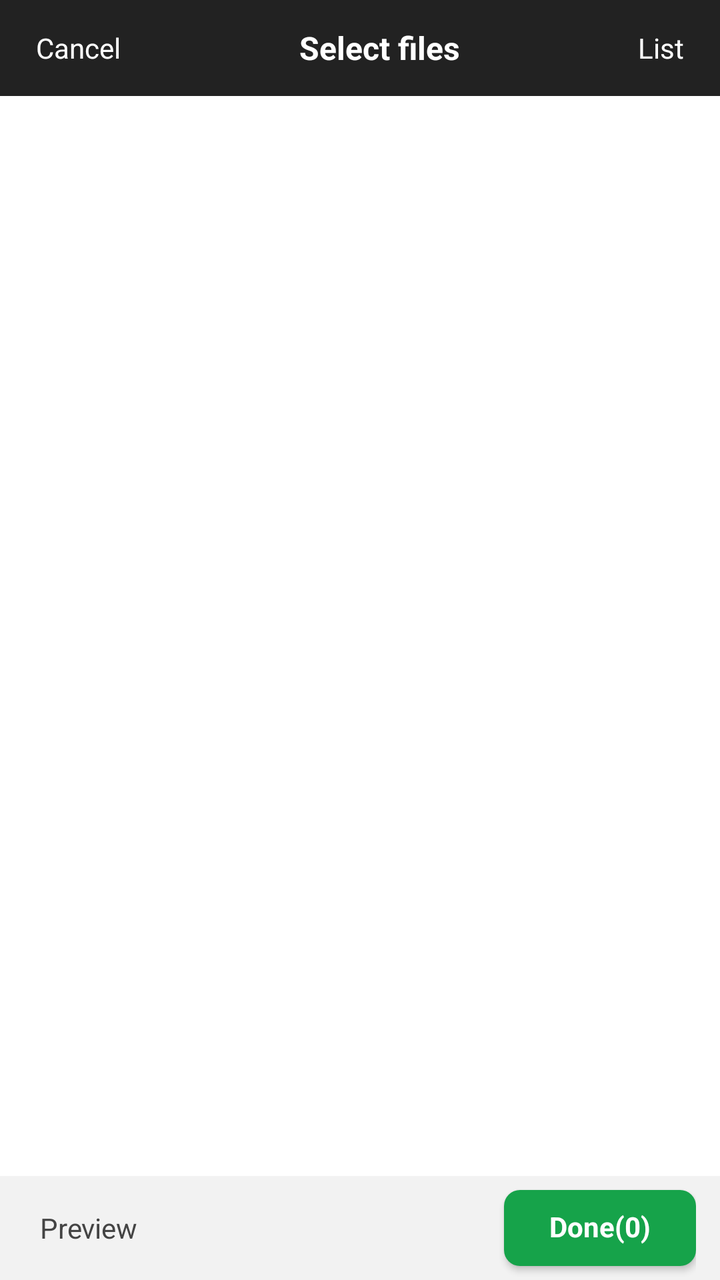
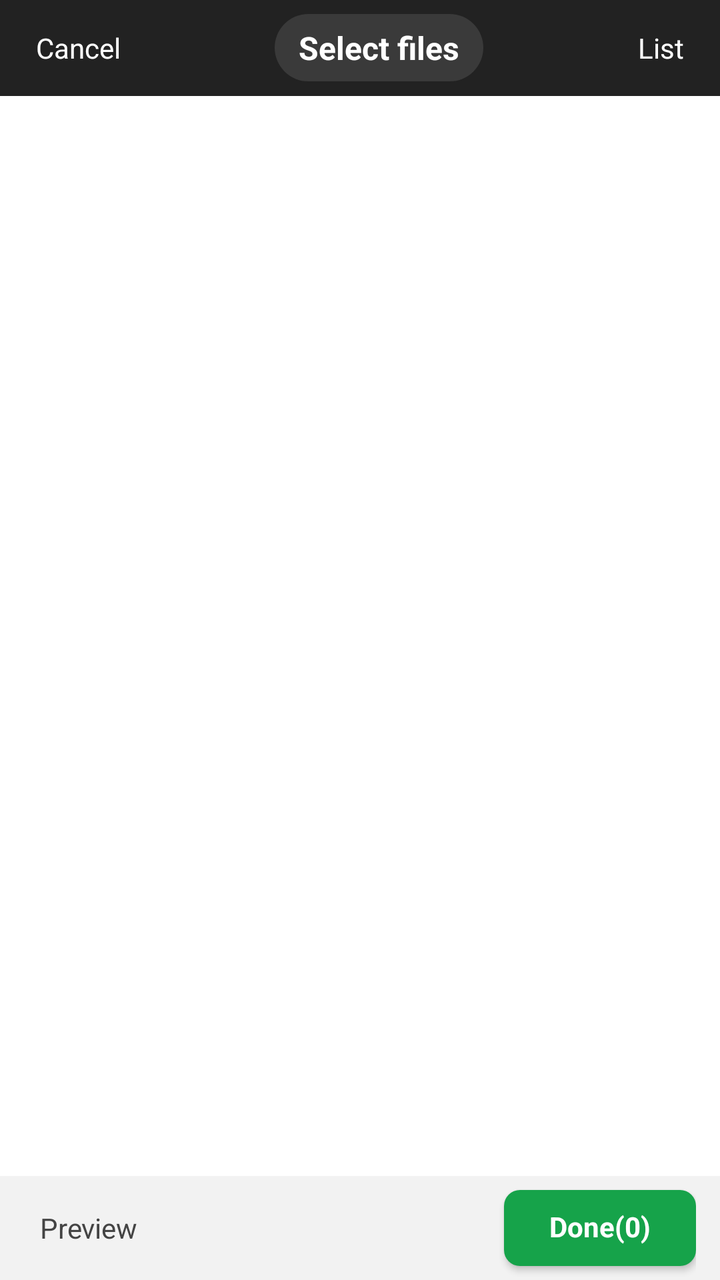

Before-and-after screenshots of an Android layout around one commit, followed by the original layout XML and the change that was made.
<!-- AndroidManifest.xml: another module's application theme Theme.Picker -->
<!-- res/layout/picker_activity_list.xml -->
<?xml version="1.0" encoding="utf-8"?>
<LinearLayout xmlns:android="http://schemas.android.com/apk/res/android"
    android:id="@+id/picker_root"
    android:layout_width="match_parent"
    android:layout_height="match_parent"
    android:background="#FFFFFF"
    android:orientation="vertical">

    <LinearLayout
        android:id="@+id/picker_top_bar"
        android:layout_width="match_parent"
        android:layout_height="wrap_content"
        android:background="#222222"
        android:gravity="center_vertical"
        android:minHeight="48dp"
        android:orientation="horizontal"
        android:paddingHorizontal="12dp">

        <TextView
            android:id="@+id/picker_btn_cancel"
            android:layout_width="wrap_content"
            android:layout_height="wrap_content"
            android:padding="6dp"
            android:text="@string/picker_cancel"
            android:textColor="#FFFFFF"
            android:textSize="14sp" />

        <TextView
            android:id="@+id/picker_title"
            android:layout_width="0dp"
            android:layout_height="wrap_content"
            android:layout_weight="1"
            android:gravity="center"
            android:text="@string/picker_title"
            android:textColor="#FFFFFF"
            android:textSize="16sp"
            android:textStyle="bold" />

        <TextView
            android:id="@+id/picker_btn_toggle"
            android:layout_width="wrap_content"
            android:layout_height="wrap_content"
            android:padding="6dp"
            android:text="@string/picker_toggle_list"
            android:textColor="#FFFFFF"
            android:textSize="14sp" />

    </LinearLayout>

    <LinearLayout
        android:id="@+id/picker_partial_bar"
        android:layout_width="match_parent"
        android:layout_height="wrap_content"
        android:background="#FFF8E1"
        android:gravity="center_vertical"
        android:orientation="horizontal"
        android:paddingHorizontal="12dp"
        android:paddingVertical="8dp"
        android:visibility="gone">

        <TextView
            android:layout_width="0dp"
            android:layout_height="wrap_content"
            android:layout_weight="1"
            android:text="@string/picker_partial_access_hint"
            android:textColor="#5D4037"
            android:textSize="12sp" />

        <TextView
            android:id="@+id/picker_partial_manage"
            android:layout_width="wrap_content"
            android:layout_height="wrap_content"
            android:background="#FFB300"
            android:paddingHorizontal="10dp"
            android:paddingVertical="4dp"
            android:text="@string/picker_manage"
            android:textColor="#FFFFFF"
            android:textSize="12sp" />
    </LinearLayout>

    <FrameLayout
        android:layout_width="match_parent"
        android:layout_height="0dp"
        android:layout_weight="1">

        <androidx.recyclerview.widget.RecyclerView
            android:id="@+id/picker_recycler"
            android:layout_width="match_parent"
            android:layout_height="match_parent"
            android:clipToPadding="false"
            android:padding="2dp" />

        <TextView
            android:id="@+id/picker_empty"
            android:layout_width="wrap_content"
            android:layout_height="wrap_content"
            android:layout_gravity="center"
            android:text="@string/picker_empty"
            android:textColor="#999999"
            android:visibility="gone" />
    </FrameLayout>

    <LinearLayout
        android:id="@+id/picker_bottom_bar"
        android:layout_width="match_parent"
        android:layout_height="wrap_content"
        android:background="#F2F2F2"
        android:gravity="center_vertical"
        android:minHeight="52dp"
        android:orientation="horizontal"
        android:paddingHorizontal="12dp">

        <TextView
            android:id="@+id/picker_preview"
            android:layout_width="wrap_content"
            android:layout_height="wrap_content"
            android:padding="8dp"
            android:text="@string/picker_preview"
            android:textColor="#444444"
            android:textSize="14sp" />

        <View
            android:layout_width="0dp"
            android:layout_height="0dp"
            android:layout_weight="1" />

        <TextView
            android:id="@+id/picker_confirm"
            android:layout_width="wrap_content"
            android:layout_height="38dp"
            android:background="@drawable/picker_bg_confirm_button"
            android:elevation="2dp"
            android:gravity="center"
            android:includeFontPadding="false"
            android:minWidth="96dp"
            android:paddingHorizontal="18dp"
            android:text="@string/picker_done_zero"
            android:textColor="#FFFFFF"
            android:textSize="14sp"
            android:textStyle="bold" />
    </LinearLayout>
</LinearLayout>
<!-- resources referenced by this layout -->
<resources>
  <!-- drawable picker_bg_confirm_button (drawable) -->
  <?xml version="1.0" encoding="utf-8"?>
  <selector xmlns:android="http://schemas.android.com/apk/res/android">
      <item android:state_pressed="true">
          <shape android:shape="rectangle">
              <corners android:radius="8dp" />
              <solid android:color="#15803D" />
          </shape>
      </item>
      <item android:state_enabled="false">
          <shape android:shape="rectangle">
              <corners android:radius="8dp" />
              <solid android:color="#C8D2CC" />
          </shape>
      </item>
      <item>
          <shape android:shape="rectangle">
              <corners android:radius="8dp" />
              <solid android:color="#16A34A" />
          </shape>
      </item>
  </selector>
  <string name="picker_cancel">Cancel</string>
  <string name="picker_done_zero">Done(0)</string>
  <string name="picker_empty">No content</string>
  <string name="picker_manage">Manage</string>
  <string name="picker_partial_access_hint">You\'ve allowed access to selected photos. Tap to change.</string>
  <string name="picker_preview">Preview</string>
  <string name="picker_title">Select files</string>
  <string name="picker_toggle_list">List</string>
  <style name="Theme.Picker" parent="Base.Theme.Picker" />
  <style name="Base.Theme.Picker" parent="Theme.Material3.DayNight.NoActionBar">
          
          
      </style>
</resources>

<!-- the commit's change to res/layout/picker_activity_list.xml (unified diff, before → after) -->
@@ -25,16 +25,30 @@
             android:textColor="#FFFFFF"
             android:textSize="14sp" />
 
-        <TextView
-            android:id="@+id/picker_title"
+        <FrameLayout
             android:layout_width="0dp"
-            android:layout_height="wrap_content"
+            android:layout_height="match_parent"
             android:layout_weight="1"
             android:gravity="center"
-            android:text="@string/picker_title"
-            android:textColor="#FFFFFF"
-            android:textSize="16sp"
-            android:textStyle="bold" />
+            android:paddingHorizontal="8dp">
+
+            <TextView
+                android:id="@+id/picker_title"
+                android:layout_width="wrap_content"
+                android:layout_height="wrap_content"
+                android:layout_gravity="center"
+                android:background="@drawable/picker_bg_folder_title"
+                android:clickable="true"
+                android:ellipsize="end"
+                android:focusable="true"
+                android:gravity="center"
+                android:maxLines="1"
+                android:maxWidth="220dp"
+                android:text="@string/picker_title"
+                android:textColor="#FFFFFF"
+                android:textSize="16sp"
+                android:textStyle="bold" />
+        </FrameLayout>
 
         <TextView
             android:id="@+id/picker_btn_toggle"
<!-- resource entries referenced after the edit -->
@@ -22,6 +22,17 @@
           </shape>
       </item>
   </selector>
+  <!-- drawable picker_bg_folder_title (drawable) -->
+  <?xml version="1.0" encoding="utf-8"?>
+  <shape xmlns:android="http://schemas.android.com/apk/res/android">
+      <solid android:color="#3A3A3A" />
+      <corners android:radius="18dp" />
+      <padding
+          android:left="12dp"
+          android:top="6dp"
+          android:right="12dp"
+          android:bottom="6dp" />
+  </shape>
   <string name="picker_cancel">Cancel</string>
   <string name="picker_done_zero">Done(0)</string>
   <string name="picker_empty">No content</string>
